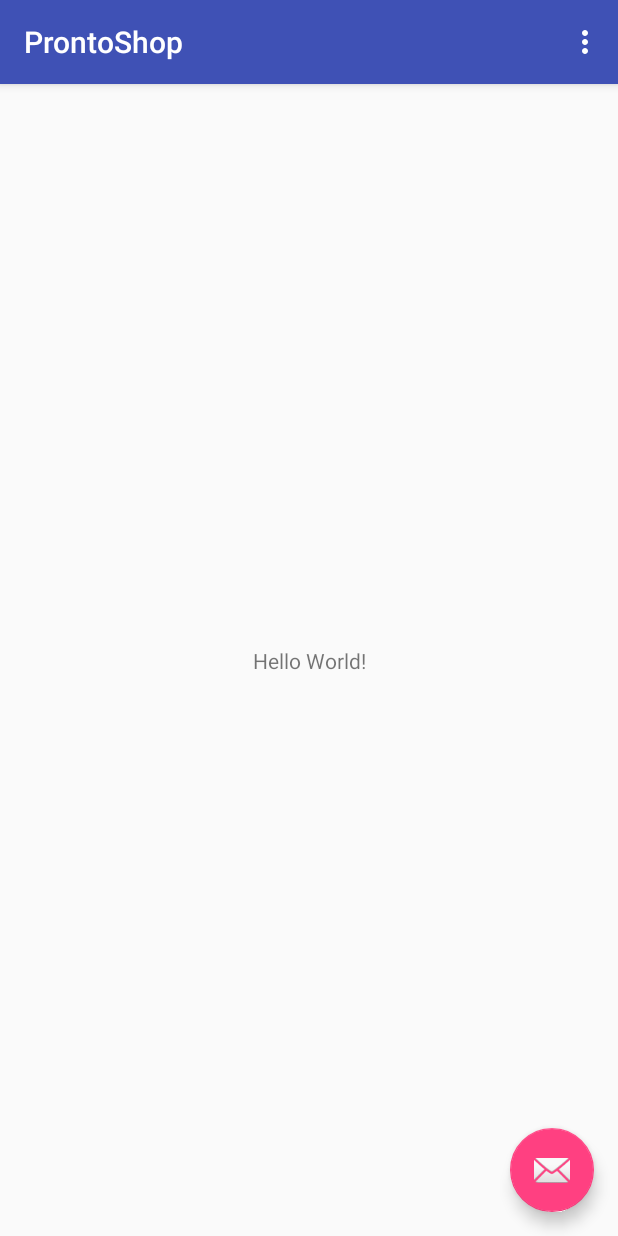
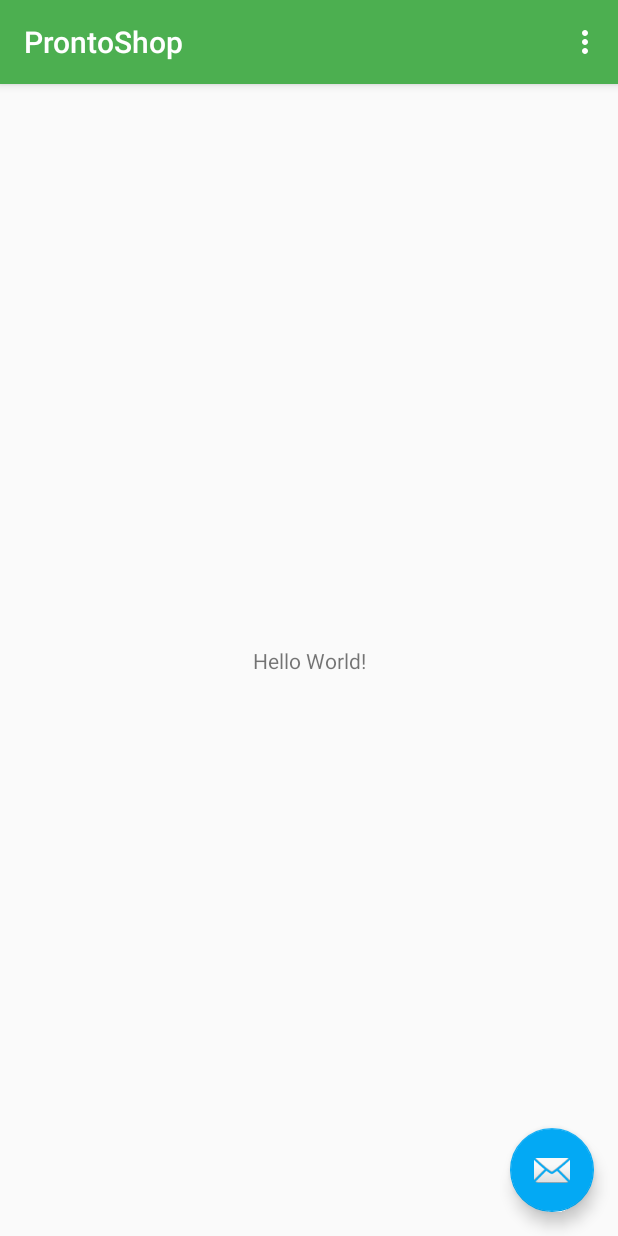
Before and after one commit to zhanglixiang779/ShoppingCart, an Android app: the screen it shows after launch (MainActivity), on a phone screen of 412 x 824 dp. Run offline under Robolectric (Android 15) with nearby library versions, the phone set to English and light mode, and no system bars.

Commit message:
Added Material colors

```diff
--- a/app/src/main/res/layout/fragment_checkout.xml
+++ b/app/src/main/res/layout/fragment_checkout.xml
@@ -23,7 +23,7 @@
             android:gravity="center"
             android:padding="@dimen/margin_padding_normal"
             android:text="@string/no_cart_item_found"
-            android:textColor="@color/colorPrimary"
+            android:textColor="@color/primary"
             android:textStyle="italic"
             android:visibility="gone" />
 
--- a/app/src/main/res/layout/fragment_customer_list.xml
+++ b/app/src/main/res/layout/fragment_customer_list.xml
@@ -17,7 +17,7 @@
         android:gravity="center"
         android:padding="@dimen/margin_padding_normal"
         android:text="@string/no_customer_found"
-        android:textColor="@color/colorPrimary"
+        android:textColor="@color/primary"
         android:textStyle="italic"
         android:visibility="gone"
         app:layout_constraintBottom_toBottomOf="parent"
--- a/app/src/main/res/layout/fragment_product.xml
+++ b/app/src/main/res/layout/fragment_product.xml
@@ -18,7 +18,7 @@
         android:gravity="center"
         android:padding="@dimen/margin_padding_normal"
         android:text="@string/no_product_found"
-        android:textColor="@color/colorPrimary"
+        android:textColor="@color/primary"
         android:textStyle="italic"
         android:visibility="gone"
         app:layout_constraintBottom_toBottomOf="parent"
--- a/app/src/main/res/values/colors.xml
+++ b/app/src/main/res/values/colors.xml
@@ -1,8 +1,18 @@
 <?xml version="1.0" encoding="utf-8"?>
 <resources>
-    <color name="colorPrimary">#3F51B5</color>
-    <color name="colorPrimaryDark">#303F9F</color>
-    <color name="colorAccent">#FF4081</color>
+    <color name="primary">#4CAF50</color>
+    <color name="primary_dark">#388E3C</color>
+    <color name="primary_light">#C8E6C9</color>
+    <color name="accent">#03A9F4</color>
+    <color name="primary_text">#212121</color>
+    <color name="secondary_text">#757575</color>
+    <color name="icons">#FFFFFF</color>
+    <color name="divider">#BDBDBD</color>
+
+
+    <!--<color name="colorPrimary">#3F51B5</color>-->
+    <!--<color name="colorPrimaryDark">#303F9F</color>-->
+    <!--<color name="colorAccent">#FF4081</color>-->
     <color name="light_blue">#448AFF</color>
     <color name="white">#FFFFFF</color>
 </resources>
--- a/app/src/main/res/values/styles.xml
+++ b/app/src/main/res/values/styles.xml
@@ -3,9 +3,9 @@
     <!-- Base application theme. -->
     <style name="AppTheme" parent="Theme.AppCompat.Light.DarkActionBar">
         <!-- Customize your theme here. -->
-        <item name="colorPrimary">@color/colorPrimary</item>
-        <item name="colorPrimaryDark">@color/colorPrimaryDark</item>
-        <item name="colorAccent">@color/colorAccent</item>
+        <item name="colorPrimary">@color/primary</item>
+        <item name="colorPrimaryDark">@color/primary_dark</item>
+        <item name="colorAccent">@color/accent</item>
     </style>
 
     <style name="AppTheme.NoActionBar">
```
